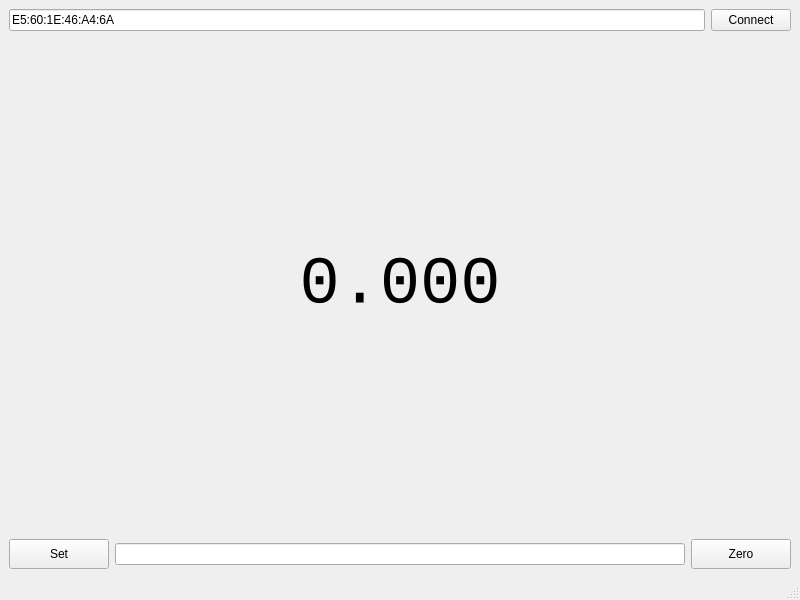
Before: the Qt Designer form main_window.ui in siyka-au/qtdro, drawn with Qt 5.
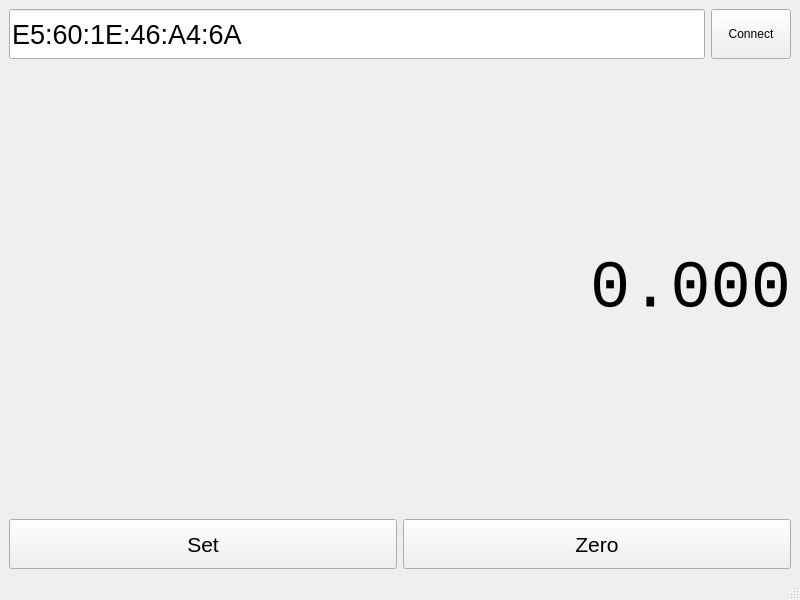
After: the same form once the commit is applied. Custom widgets are drawn as their Qt base class.

Diff of the .ui file:
```diff
--- a/main_window.ui
+++ b/main_window.ui
@@ -11,7 +11,7 @@
    </rect>
   </property>
   <property name="sizePolicy">
-   <sizepolicy hsizetype="MinimumExpanding" vsizetype="MinimumExpanding">
+   <sizepolicy hsizetype="Preferred" vsizetype="Preferred">
     <horstretch>0</horstretch>
     <verstretch>0</verstretch>
    </sizepolicy>
@@ -27,7 +27,7 @@
   </property>
   <widget class="QWidget" name="centralwidget">
    <property name="sizePolicy">
-    <sizepolicy hsizetype="Expanding" vsizetype="Expanding">
+    <sizepolicy hsizetype="Preferred" vsizetype="Preferred">
      <horstretch>0</horstretch>
      <verstretch>0</verstretch>
     </sizepolicy>
@@ -45,6 +45,23 @@
         </property>
         <item>
          <widget class="QLineEdit" name="lineEditAddress">
+          <property name="sizePolicy">
+           <sizepolicy hsizetype="MinimumExpanding" vsizetype="Preferred">
+            <horstretch>0</horstretch>
+            <verstretch>0</verstretch>
+           </sizepolicy>
+          </property>
+          <property name="minimumSize">
+           <size>
+            <width>0</width>
+            <height>50</height>
+           </size>
+          </property>
+          <property name="font">
+           <font>
+            <pointsize>20</pointsize>
+           </font>
+          </property>
           <property name="inputMask">
            <string>HH:HH:HH:HH:HH:HH</string>
           </property>
@@ -55,6 +72,12 @@
         </item>
         <item>
          <widget class="QPushButton" name="pushButtonConnect">
+          <property name="minimumSize">
+           <size>
+            <width>50</width>
+            <height>50</height>
+           </size>
+          </property>
           <property name="text">
            <string>Connect</string>
           </property>
@@ -86,7 +109,7 @@
          <bool>true</bool>
         </property>
         <property name="alignment">
-         <set>Qt::AlignCenter</set>
+         <set>Qt::AlignRight|Qt::AlignTrailing|Qt::AlignVCenter</set>
         </property>
         <property name="textInteractionFlags">
          <set>Qt::NoTextInteraction</set>
@@ -98,15 +121,15 @@
         <item>
          <widget class="QPushButton" name="pushButtonSet">
           <property name="sizePolicy">
-           <sizepolicy hsizetype="Maximum" vsizetype="Minimum">
+           <sizepolicy hsizetype="Preferred" vsizetype="Preferred">
             <horstretch>0</horstretch>
             <verstretch>0</verstretch>
            </sizepolicy>
           </property>
           <property name="minimumSize">
            <size>
-            <width>100</width>
-            <height>30</height>
+            <width>50</width>
+            <height>50</height>
            </size>
           </property>
           <property name="baseSize">
@@ -115,26 +138,28 @@
             <height>20</height>
            </size>
           </property>
+          <property name="font">
+           <font>
+            <pointsize>16</pointsize>
+           </font>
+          </property>
           <property name="text">
            <string>Set</string>
           </property>
          </widget>
         </item>
-        <item>
-         <widget class="QLineEdit" name="lineEditASetPosition"/>
-        </item>
         <item>
          <widget class="QPushButton" name="pushButtonZero">
           <property name="sizePolicy">
-           <sizepolicy hsizetype="Maximum" vsizetype="Minimum">
+           <sizepolicy hsizetype="Preferred" vsizetype="Preferred">
             <horstretch>0</horstretch>
             <verstretch>0</verstretch>
            </sizepolicy>
           </property>
           <property name="minimumSize">
            <size>
-            <width>100</width>
-            <height>30</height>
+            <width>50</width>
+            <height>50</height>
            </size>
           </property>
           <property name="baseSize">
@@ -143,6 +168,11 @@
             <height>20</height>
            </size>
           </property>
+          <property name="font">
+           <font>
+            <pointsize>16</pointsize>
+           </font>
+          </property>
           <property name="text">
            <string>Zero</string>
           </property>
@@ -190,6 +220,13 @@
    </property>
   </action>
  </widget>
+ <customwidgets>
+  <customwidget>
+   <class>DynamicFontSizeLabel</class>
+   <extends>QLabel</extends>
+   <header>dynamicfontsizelabel.h</header>
+  </customwidget>
+ </customwidgets>
  <resources/>
  <connections>
   <connection>
```
Left out of the diff: 10 changed lines with no effect on the pictures.
